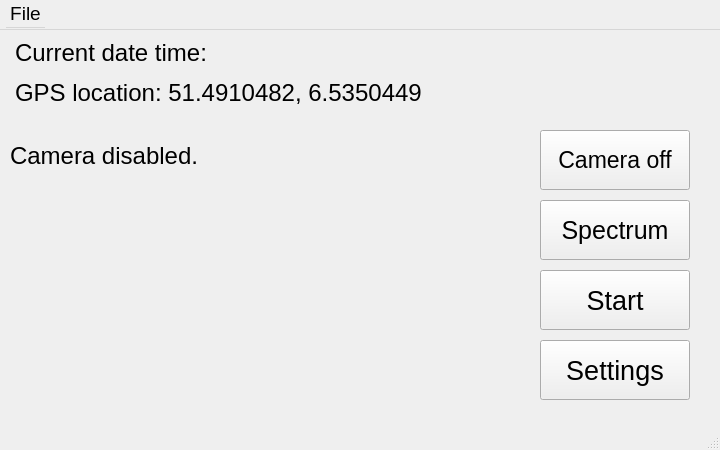
Old version of the form code/thu/gui.ui in the repository yenthusiastic/ARP07.
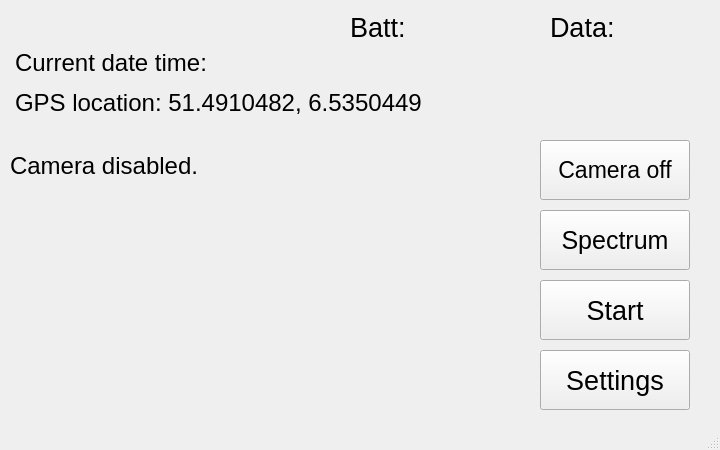
New version of the form.

Diff of the .ui file:
```diff
--- a/code/thu/gui.ui
+++ b/code/thu/gui.ui
@@ -29,7 +29,7 @@
     <property name="geometry">
      <rect>
       <x>540</x>
-      <y>100</y>
+      <y>140</y>
       <width>150</width>
       <height>60</height>
      </rect>
@@ -71,7 +71,7 @@
     <property name="geometry">
      <rect>
       <x>540</x>
-      <y>170</y>
+      <y>210</y>
       <width>150</width>
       <height>60</height>
      </rect>
@@ -98,7 +98,7 @@
     <property name="geometry">
      <rect>
       <x>540</x>
-      <y>310</y>
+      <y>350</y>
       <width>150</width>
       <height>60</height>
      </rect>
@@ -125,7 +125,7 @@
     <property name="geometry">
      <rect>
       <x>540</x>
-      <y>240</y>
+      <y>280</y>
       <width>150</width>
       <height>60</height>
      </rect>
@@ -152,7 +152,7 @@
     <property name="geometry">
      <rect>
       <x>15</x>
-      <y>5</y>
+      <y>45</y>
       <width>267</width>
       <height>35</height>
      </rect>
@@ -182,7 +182,7 @@
     <property name="geometry">
      <rect>
       <x>15</x>
-      <y>45</y>
+      <y>85</y>
       <width>511</width>
       <height>35</height>
      </rect>
@@ -218,7 +218,7 @@
     <property name="geometry">
      <rect>
       <x>10</x>
-      <y>100</y>
+      <y>140</y>
       <width>261</width>
       <height>51</height>
      </rect>
@@ -232,40 +232,34 @@
      <string>Camera disabled.</string>
     </property>
    </widget>
-  </widget>
-  <widget class="QMenuBar" name="menubar">
-   <property name="geometry">
-    <rect>
-     <x>0</x>
-     <y>0</y>
-     <width>720</width>
-     <height>37</height>
-    </rect>
-   </property>
-   <property name="minimumSize">
-    <size>
-     <width>0</width>
-     <height>30</height>
-    </size>
-   </property>
-   <property name="font">
-    <font>
-     <pointsize>14</pointsize>
-    </font>
-   </property>
-   <widget class="QMenu" name="menuFile">
-    <property name="font">
-     <font>
-      <pointsize>12</pointsize>
-     </font>
+   <widget class="QLabel" name="label">
+    <property name="geometry">
+     <rect>
+      <x>350</x>
+      <y>10</y>
+      <width>70</width>
+      <height>35</height>
+     </rect>
     </property>
-    <property name="title">
-     <string>File</string>
+    <property name="text">
+     <string>Batt:</string>
     </property>
     <addaction name="config_action"/>
     <addaction name="ref_action"/>
    </widget>
-   <addaction name="menuFile"/>
+   <widget class="QLabel" name="label_2">
+    <property name="geometry">
+     <rect>
+      <x>550</x>
+      <y>10</y>
+      <width>75</width>
+      <height>35</height>
+     </rect>
+    </property>
+    <property name="text">
+     <string>Data:</string>
+    </property>
+   </widget>
   </widget>
   <widget class="QStatusBar" name="statusbar"/>
   <action name="config_action">
```
Left out of the diff: 2 changed lines with no effect on the pictures.
